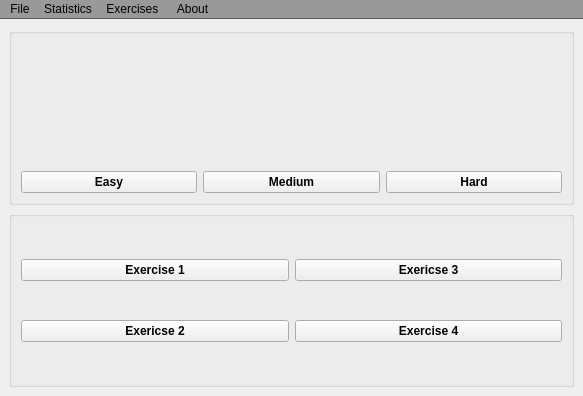
This is rupee_app/ui/newstuff.ui in jesperBKR/P4 as Qt 5 draws it before an edit. The edited form follows.
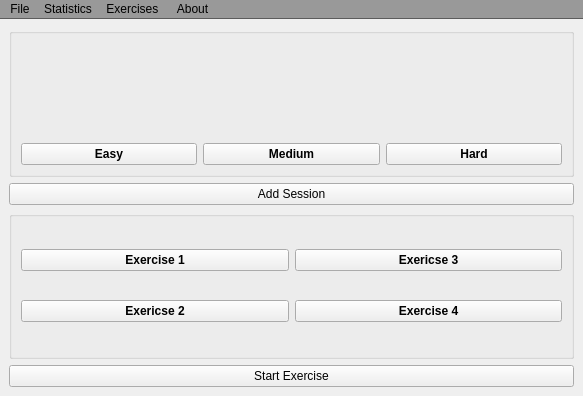
This is the edited form.

Diff of the .ui file:
```diff
--- a/rupee_app/ui/newstuff.ui
+++ b/rupee_app/ui/newstuff.ui
@@ -96,6 +96,13 @@
       </layout>
      </widget>
     </item>
+    <item>
+     <widget class="QPushButton" name="addButton">
+      <property name="text">
+       <string>Add Session</string>
+      </property>
+     </widget>
+    </item>
     <item>
      <widget class="QGroupBox" name="exerciseArea">
       <property name="font">
@@ -147,6 +154,13 @@
       </layout>
      </widget>
     </item>
+    <item>
+     <widget class="QPushButton" name="startButton">
+      <property name="text">
+       <string>Start Exercise</string>
+      </property>
+     </widget>
+    </item>
    </layout>
   </widget>
   <widget class="QMenuBar" name="menuBar">
```
